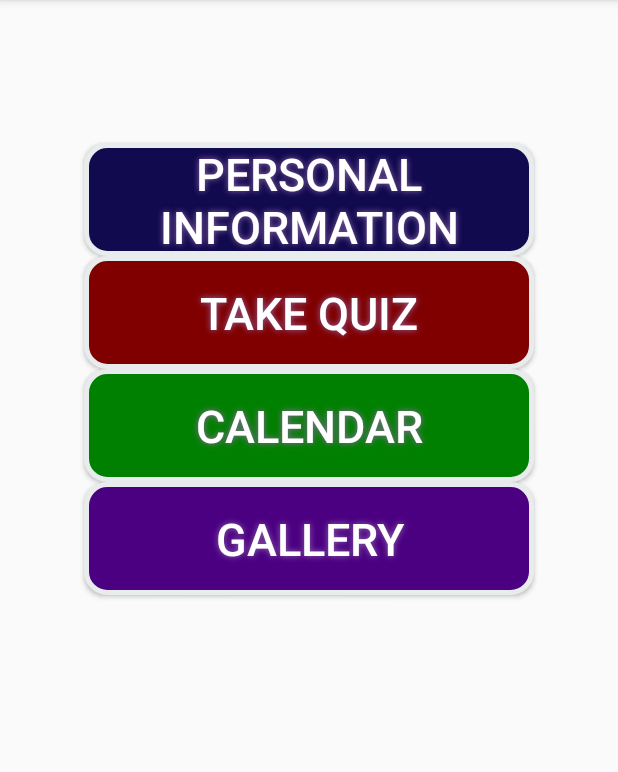
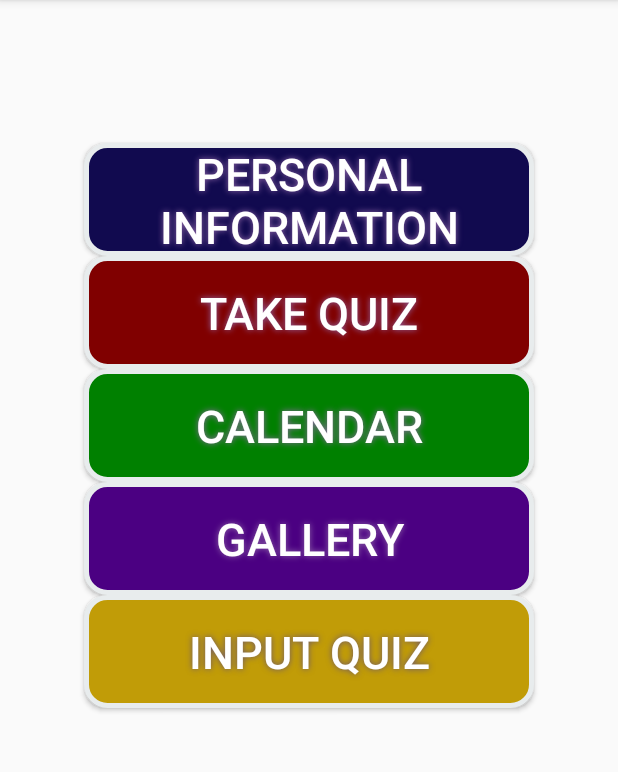
Before and after one commit to aditya-wate/Memory-Improvement, an Android app: the screen it shows after launch (HomeScreen), on a phone screen of 412 x 824 dp, the part 84-856 px from its top. Run offline under Robolectric (Android 15) with nearby library versions, the phone set to English and light mode, and no system bars.

Commit message:
integrated flow of pages, added input quiz button

```diff
--- a/front-end/MemoryImprovement/app/src/main/java/com/msd/frontend/mimprove/QuestionKP.java
+++ b/front-end/MemoryImprovement/app/src/main/java/com/msd/frontend/mimprove/QuestionKP.java
@@ -19,6 +19,12 @@ public class QuestionKP {
     public QuestionKP(){
 
     }
+
+    public QuestionKP(String questionText){
+        this.text = questionText;
+    }
+
+
     public QuestionKP(int id, String questionText){
         this.question_id = id;
         this.text = questionText;
--- a/front-end/MemoryImprovement/app/src/main/java/com/msd/frontend/mimprove/UserQuiz.java
+++ b/front-end/MemoryImprovement/app/src/main/java/com/msd/frontend/mimprove/UserQuiz.java
@@ -19,6 +19,7 @@ public class UserQuiz {
 		this.username = username;
 	}
     public void setQuestionList(ArrayList<QuestionKP> questionList) {
+		this.questionList.clear();
 		this.questionList.addAll(questionList);
 	}
 
--- /dev/null
+++ b/front-end/MemoryImprovement/app/src/main/res/drawable/buttonshape5.xml
@@ -0,0 +1,23 @@
+<?xml version="1.0" encoding="utf-8"?>
+<shape xmlns:android="http://schemas.android.com/apk/res/android" android:shape="rectangle" >
+    <corners
+        android:radius="14dp"
+        />
+    <solid
+        android:color="#c19c07"
+        />
+    <padding
+        android:left="0dp"
+        android:top="0dp"
+        android:right="0dp"
+        android:bottom="0dp"
+        />
+    <size
+        android:width="270dp"
+        android:height="60dp"
+        />
+    <stroke
+        android:width="3dp"
+        android:color="#E8ECED"
+        />
+</shape>
--- a/front-end/MemoryImprovement/app/src/main/res/layout/activity_home_screen.xml
+++ b/front-end/MemoryImprovement/app/src/main/res/layout/activity_home_screen.xml
@@ -38,7 +38,9 @@
         android:shadowRadius="5"
         android:layout_below="@+id/angry_btn"
         android:layout_alignLeft="@+id/angry_btn"
-        android:layout_alignStart="@+id/angry_btn" />
+        android:layout_alignStart="@+id/angry_btn"
+        android:onClick="TakeQuiz"/>
+
     <Button
         android:id="@+id/angry_b"
         android:text="Calendar"
@@ -70,4 +72,25 @@
         android:layout_centerHorizontal="true"
         android:onClick="OpenGallery"/>
 
+    <Button
+        android:id="@+id/inputQuiz"
+        android:text="Input Quiz"
+        android:textColor="#FFFFFF"
+        android:textSize="30sp"
+        android:layout_width="300dp"
+        android:layout_height="75dp"
+        android:background="@drawable/buttonshape5"
+        android:shadowColor="#695473"
+        android:shadowDx="0"
+        android:shadowDy="0"
+        android:shadowRadius="5"
+        android:layout_below="@+id/angryb"
+        android:layout_centerHorizontal="true"
+        android:onClick="InputQuiz"/>
+
+
+
+
+
+
 </RelativeLayout>
```
Also changed, not shown: front-end/MemoryImprovement/app/src/main/java/com/msd/frontend/mimprove/HomeScreen.java (+15 -0 lines), front-end/MemoryImprovement/app/src/main/java/com/msd/frontend/mimprove/InputQuiz.java (added, +13 -0 lines), front-end/MemoryImprovement/app/src/main/java/com/msd/frontend/mimprove/QuizStart.java (+31 -6 lines), front-end/MemoryImprovement/app/src/main/java/com/msd/frontend/mimprove/createQuiz.java (+38 -0 lines), front-end/MemoryImprovement/app/src/main/java/com/msd/frontend/mimprove/sdutils/SdUtils.java (+10 -5 lines).
